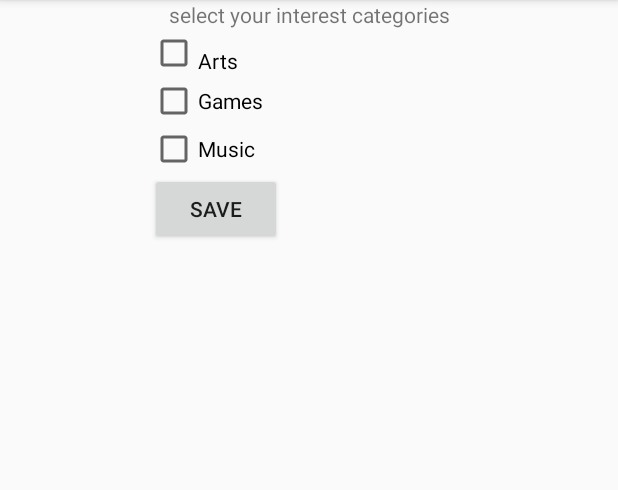
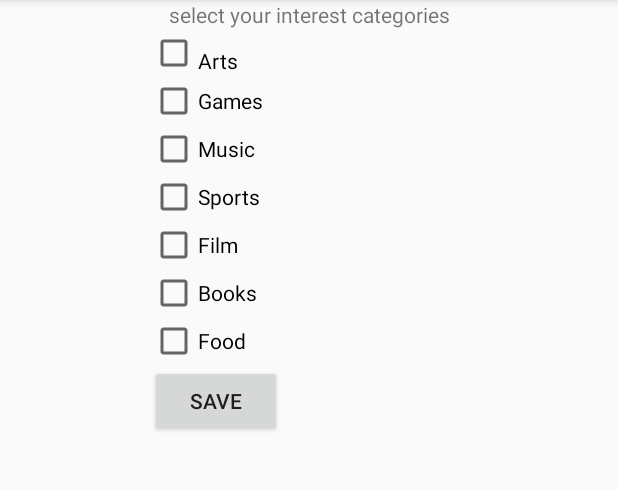
Before and after one commit to sumanthreddy29/GeoFencing, an Android app: the activity_interest screen opened directly, with no data from a screen before it, on a phone screen of 412 x 824 dp, the part 84-574 px from its top. Run offline under Robolectric (Android 15) with nearby library versions, the phone set to English and light mode, and no system bars; our stand-ins replace Firebase (no records; nobody signed in at launch, a user with empty details on screens opened directly).

Commit message:
"Code to get Interests from Firebase"

```diff
--- a/app/src/main/java/com/gsu/geofencing/activity_interest.java
+++ b/app/src/main/java/com/gsu/geofencing/activity_interest.java
@@ -4,26 +4,33 @@ import android.content.Intent;
 import android.support.annotation.NonNull;
 import android.support.v7.app.AppCompatActivity;
 import android.os.Bundle;
+import android.util.ArrayMap;
 import android.util.Log;
 import android.view.View;
 import android.widget.Button;
 import android.widget.CheckBox;
 import android.widget.Toast;
 
+import com.google.android.gms.tasks.OnCompleteListener;
 import com.google.android.gms.tasks.OnFailureListener;
 import com.google.android.gms.tasks.OnSuccessListener;
+import com.google.android.gms.tasks.Task;
+import com.google.firebase.database.GenericTypeIndicator;
 import com.google.firebase.firestore.DocumentReference;
+import com.google.firebase.firestore.DocumentSnapshot;
 import com.google.firebase.firestore.FirebaseFirestore;
 
 import java.util.ArrayList;
+import java.util.Arrays;
 import java.util.HashMap;
+import java.util.List;
 import java.util.Map;
 
 public class activity_interest extends AppCompatActivity {
 
     // Access a Cloud Firestore instance from your Activity
     FirebaseFirestore db = FirebaseFirestore.getInstance();
-    CheckBox music,games,arts;
+    CheckBox music,games,arts,sports,films,food,books;
     Button save;
     @Override
     protected void onCreate(Bundle savedInstanceState) {
@@ -33,7 +40,35 @@ public class activity_interest extends AppCompatActivity {
         games=(CheckBox)findViewById(R.id.games);
         arts=(CheckBox)findViewById(R.id.arts);
         save=(Button)findViewById(R.id.save);
+        sports=(CheckBox)findViewById(R.id.sports);
+        films=(CheckBox)findViewById(R.id.Film);
+        food=(CheckBox)findViewById(R.id.food);
+        books=(CheckBox)findViewById(R.id.Books);
+        Intent intent = getIntent();
 
+        String user_name = intent.getStringExtra("email");
+        DocumentReference docRef = db.collection("users").document(user_name);
+        docRef.get().addOnCompleteListener(new OnCompleteListener<DocumentSnapshot>() {
+            @Override
+            public void onComplete(@NonNull Task<DocumentSnapshot> task) {
+                if (task.isSuccessful()) {
+                    DocumentSnapshot document = task.getResult();
+                    if (document.exists()) {
+                        Object in= new Object();
+                        in=document.get("interests");
+
+
+                            Toast.makeText(getApplicationContext(),document.get("interests").toString() , Toast.LENGTH_LONG).show();
+
+
+                    } else {
+                        Log.d("message", "No such document");
+                    }
+                } else {
+                    Log.d("message", "get failed with ", task.getException());
+                }
+            }
+        });
 
         save.setOnClickListener(new View.OnClickListener() {
             @Override
@@ -41,7 +76,9 @@ public class activity_interest extends AppCompatActivity {
 
 
                 ArrayList<String> interests = new ArrayList<>();
+                Intent intent = getIntent();
 
+                String user_name = intent.getStringExtra("email");
 
                 if (music.isChecked()) {
                     interests.add(music.getText().toString());
@@ -51,15 +88,21 @@ public class activity_interest extends AppCompatActivity {
 
                 if (arts.isChecked())
                     interests.add(arts.getText().toString());
+                if (sports.isChecked())
+                    interests.add(sports.getText().toString());
+                if (films.isChecked())
+                    interests.add(films.getText().toString());
+                if (food.isChecked())
+                    interests.add(food.getText().toString());
+                if (books.isChecked())
+                    interests.add(books.getText().toString());
 
-                // Create a new user with a first and last name
+
                 Map<String, Object> user = new HashMap<>();
 
                 user.put("interests", interests);
 
-                Intent intent = getIntent();
 
-                 String user_name = intent.getStringExtra("email");
                 db.collection("users").document(user_name)
                         .set(user)
                         .addOnSuccessListener(new OnSuccessListener<Void>() {
--- a/app/src/main/res/layout/activity_interest.xml
+++ b/app/src/main/res/layout/activity_interest.xml
@@ -39,6 +39,34 @@
         android:layout_marginStart="100dp"
         android:layout_marginEnd="100dp"
         android:text="Music" />
+    <CheckBox
+        android:id="@+id/sports"
+        android:layout_width="wrap_content"
+        android:layout_height="wrap_content"
+        android:layout_marginStart="100dp"
+        android:layout_marginEnd="100dp"
+        android:text="Sports" />
+    <CheckBox
+        android:id="@+id/Film"
+        android:layout_width="wrap_content"
+        android:layout_height="wrap_content"
+        android:layout_marginStart="100dp"
+        android:layout_marginEnd="100dp"
+        android:text="Film" />
+    <CheckBox
+        android:id="@+id/Books"
+        android:layout_width="wrap_content"
+        android:layout_height="wrap_content"
+        android:layout_marginStart="100dp"
+        android:layout_marginEnd="100dp"
+        android:text="Books" />
+    <CheckBox
+        android:id="@+id/food"
+        android:layout_width="wrap_content"
+        android:layout_height="wrap_content"
+        android:layout_marginStart="100dp"
+        android:layout_marginEnd="100dp"
+        android:text="Food" />
 
     <Button
         android:id="@+id/save"
```
